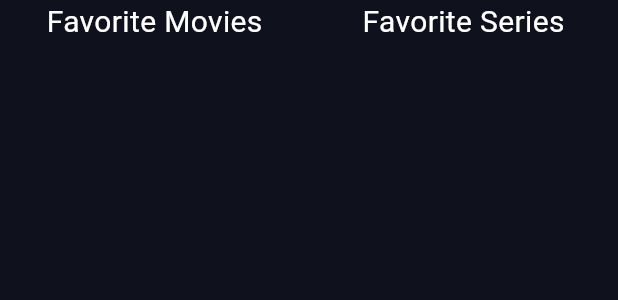
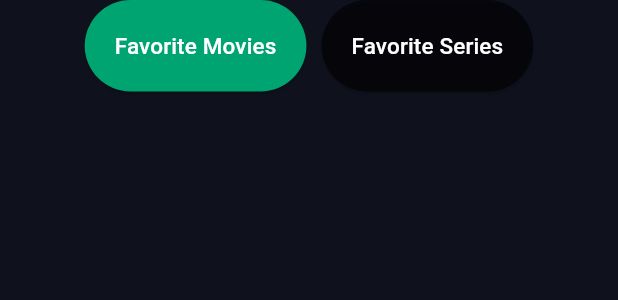
Before and after one commit to caiohxp/tvstreaming, a Flutter app: the FavoriteMoviesWidget widget shown alone on an empty page, opened directly with empty values, on a phone screen of 412 x 824 dp. Shown: the top 300 px of the screen. Run offline on Flutter 3.47's test engine with Material 3 defaults, Android fonts, the phone set to English and light mode, and no system bars; our stand-ins replace flutter_bloc, flutter_hooks, shared_preferences; accounts and stored records are empty; network calls fail.

Commit message:
fix: alterando a estrutura do widget incluindo um botão para alternar entre filmes e series

```diff
--- a/lib/widgets/FavoriteMoviesWidget.dart
+++ b/lib/widgets/FavoriteMoviesWidget.dart
@@ -1,61 +1,85 @@
 import 'package:flutter/material.dart';
-import 'package:flutter_bloc/flutter_bloc.dart';
 import 'package:projeto_modulo_4/model/Multi_model.dart';
 import 'package:projeto_modulo_4/pages/MovieDetailsPage.dart';
-import 'package:projeto_modulo_4/bloc/movie_bloc.dart';
-import 'package:projeto_modulo_4/bloc/serie_bloc.dart';
 import 'package:projeto_modulo_4/pages/SerieDetailsPage.dart';
 
-class FavoriteMoviesWidget extends StatelessWidget {
+class FavoriteMoviesWidget extends StatefulWidget {
   final List<MultiModel> favoriteMovies;
   final List<MultiModel> favoriteSeries;
 
-  FavoriteMoviesWidget(
-      {required this.favoriteMovies, required this.favoriteSeries});
+  FavoriteMoviesWidget({
+    required this.favoriteMovies,
+    required this.favoriteSeries,
+  });
+
+  @override
+  FavoriteMoviesWidgetState createState() => FavoriteMoviesWidgetState();
+}
+
+class FavoriteMoviesWidgetState extends State<FavoriteMoviesWidget> {
+  bool showFavoriteMovies = true;
 
   @override
   Widget build(BuildContext context) {
-    return Row(
+    return Column(
       children: [
-        Expanded(
-          child: Column(
+        Row(
+          mainAxisAlignment: MainAxisAlignment.center,
           children: [
-              Text(
+            ElevatedButton(
+              onPressed: () {
+                setState(() {
+                  showFavoriteMovies = true;
+                });
+              },
+              style: ElevatedButton.styleFrom(
+                  backgroundColor: showFavoriteMovies
+                      ? const Color.fromARGB(255, 0, 164, 112)
+                      : const Color.fromARGB(139, 0, 0, 0),
+                  padding: EdgeInsets.all(20)),
+              child: Text(
                 'Favorite Movies',
-                style: TextStyle(color: Colors.white, fontSize: 20),
+                style: TextStyle(color: Colors.white, fontSize: 15),
+              ),
+            ),
+            SizedBox(width: 10),
+            ElevatedButton(
+              onPressed: () {
+                setState(() {
+                  showFavoriteMovies = false;
+                });
+              },
+              child: Text(
+                'Favorite Series',
+                style: TextStyle(color: Colors.white, fontSize: 15),
+              ),
+              style: ElevatedButton.styleFrom(
+                  backgroundColor: showFavoriteMovies
+                      ? const Color.fromARGB(139, 0, 0, 0)
+                      : const Color.fromARGB(255, 0, 164, 112),
+                  padding: EdgeInsets.all(20)),
+            ),
+          ],
         ),
         Expanded(
-                child: ListView.builder(
+          child: showFavoriteMovies
+              ? ListView.builder(
                   padding: EdgeInsets.all(10),
-                  itemCount: favoriteMovies.length,
+                  itemCount: widget.favoriteMovies.length,
                   itemBuilder: (context, index) {
-                    final item = favoriteMovies[index];
+                    final item = widget.favoriteMovies[index];
+                    return _buildFavoriteItem(context, item);
+                  },
+                )
+              : ListView.builder(
+                  padding: EdgeInsets.all(10),
+                  itemCount: widget.favoriteSeries.length,
+                  itemBuilder: (context, index) {
+                    final item = widget.favoriteSeries[index];
                     return _buildFavoriteItem(context, item);
                   },
                 ),
-              )
-            ],
         ),
-        ),
-        Expanded(
-            child: Column(
-          children: [
-            Text(
-              'Favorite Series',
-              style: TextStyle(color: Colors.white, fontSize: 20),
-            ),
-            Expanded(
-              child: ListView.builder(
-                padding: EdgeInsets.all(10),
-                itemCount: favoriteSeries.length,
-                itemBuilder: (context, index) {
-                  final item = favoriteSeries[index];
-                  return _buildFavoriteItem(context, item);
-                },
-              ),
-            )
-          ],
-        )),
       ],
     );
   }
@@ -89,10 +113,7 @@ class FavoriteMoviesWidget extends StatelessWidget {
       child: Container(
         margin: EdgeInsets.symmetric(vertical: 10, horizontal: 20),
         child: Row(
-          children: [
-            Expanded(
-              child: Column(
-                crossAxisAlignment: CrossAxisAlignment.center,
+          mainAxisAlignment: MainAxisAlignment.center,
           children: [
             Image.network(
               posterPath,
@@ -100,13 +121,15 @@ class FavoriteMoviesWidget extends StatelessWidget {
               height: 150,
               fit: BoxFit.contain,
             ),
+            Column(
+              crossAxisAlignment: CrossAxisAlignment.start,
+              children: [
                 Text(
                   title,
                   style: TextStyle(color: Colors.white, fontSize: 16),
                 ),
                 SizedBox(height: 5),
                 Row(
-                    mainAxisAlignment: MainAxisAlignment.center,
                   children: [
                     Icon(Icons.star, color: Colors.amber, size: 20),
                     Text(
@@ -122,7 +145,7 @@ class FavoriteMoviesWidget extends StatelessWidget {
                 ),
                 SizedBox(height: 5),
                 SizedBox(
-                    width: 500,
+                  width: 100,
                   child: Text(
                     overview,
                     style: TextStyle(color: Colors.white70, fontSize: 12),
@@ -132,7 +155,6 @@ class FavoriteMoviesWidget extends StatelessWidget {
                 ),
               ],
             ),
-            ),
           ],
         ),
       ),
```
Lines whose indentation alone changed are shown as unchanged.
